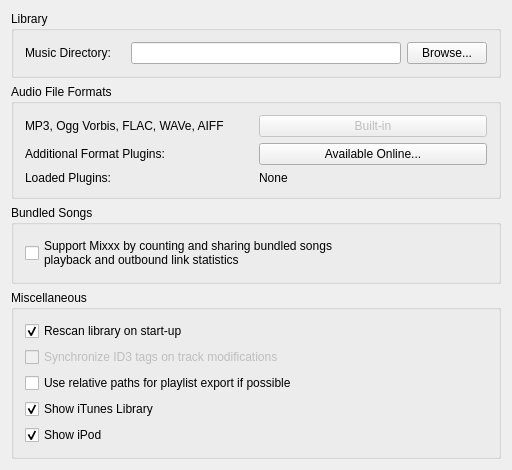
This is mixxx/src/dlgprefplaylistdlg.ui in mixxxcommunity/mixxx as Qt 5 draws it before an edit. The edited form follows.
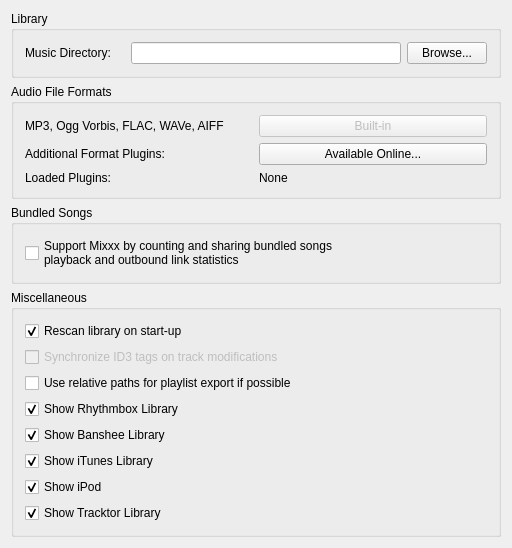
This is the edited form.

Commit message: * option for disable Rhythmbox Banshee and Tracktor Libraries * Fill Banshee Track Object with additional information

Diff of the .ui file:
```diff
--- a/mixxx/src/dlgprefplaylistdlg.ui
+++ b/mixxx/src/dlgprefplaylistdlg.ui
@@ -182,6 +182,26 @@
        </widget>
       </item>
       <item row="3" column="0">
+       <widget class="QCheckBox" name="checkBox_show_rhythmbox">
+        <property name="text">
+         <string>Show Rhythmbox Library</string>
+        </property>
+        <property name="checked">
+         <bool>true</bool>
+        </property>
+       </widget>
+      </item>
+      <item row="4" column="0">
+       <widget class="QCheckBox" name="checkBox_show_banshee">
+        <property name="text">
+         <string>Show Banshee Library</string>
+        </property>
+        <property name="checked">
+         <bool>true</bool>
+        </property>
+       </widget>
+      </item>
+      <item row="5" column="0">
        <widget class="QCheckBox" name="checkBox_show_itunes">
         <property name="text">
          <string>Show iTunes Library</string>
@@ -191,7 +211,7 @@
         </property>
        </widget>
       </item>
-      <item row="4" column="0">
+      <item row="6" column="0">
        <widget class="QCheckBox" name="checkBox_show_ipod">
         <property name="text">
          <string>Show iPod</string>
@@ -201,6 +221,16 @@
         </property>
        </widget>
       </item>
+      <item row="7" column="0">
+       <widget class="QCheckBox" name="checkBox_show_tracktor">
+        <property name="text">
+         <string>Show Tracktor Library</string>
+        </property>
+        <property name="checked">
+         <bool>true</bool>
+        </property>
+       </widget>
+      </item>
      </layout>
     </widget>
    </item>
```
The commit also changes 3 other files.
